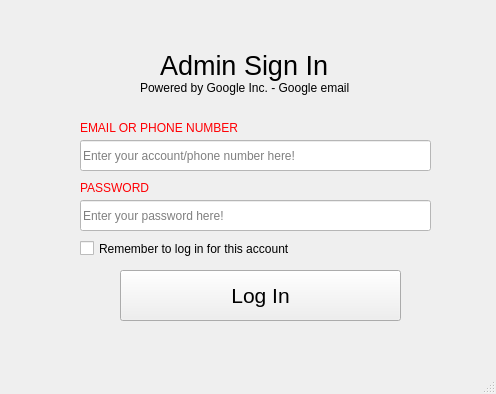
First picture: the form in PTI/SPCK/GUI/admin.ui, repository GreenSystemDuy08/TL-C4K-PTI01, before the edit.
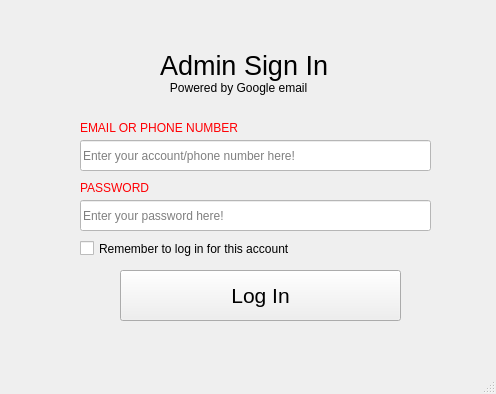
Second picture: the form after the edit.

The edit to the form file:
```diff
--- a/PTI/SPCK/GUI/admin.ui
+++ b/PTI/SPCK/GUI/admin.ui
@@ -164,7 +164,7 @@
      </font>
     </property>
     <property name="text">
-     <string>Powered by Google Inc. - Google email</string>
+     <string>         Powered by Google email</string>
     </property>
    </widget>
   </widget>
```
